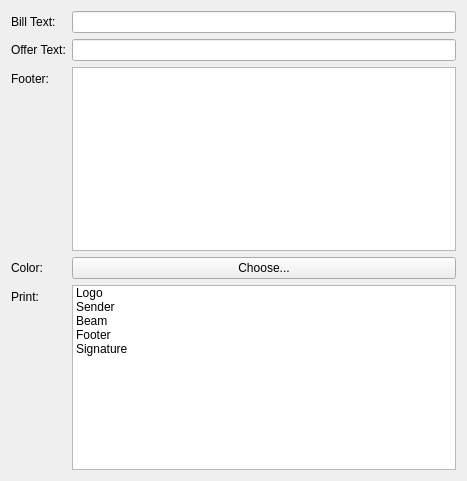
Before: the Qt Designer form ui/widgets/documentssettingswidget.ui in PhilippParis/BusinessManager, drawn with Qt 5.
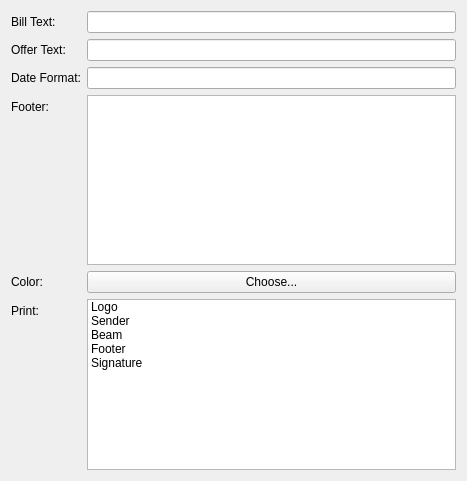
After: the same form once the commit is applied.

```diff
--- a/ui/widgets/documentssettingswidget.ui
+++ b/ui/widgets/documentssettingswidget.ui
@@ -37,30 +37,47 @@
       <widget class="QLineEdit" name="leOfferText"/>
      </item>
      <item row="2" column="0">
+      <widget class="QLabel" name="dateFormatLabel">
+       <property name="text">
+        <string>Date Format:</string>
+       </property>
+      </widget>
+     </item>
+     <item row="2" column="1">
+      <widget class="QLineEdit" name="leDateFormat"/>
+     </item>
+     <item row="3" column="0">
       <widget class="QLabel" name="footerLabel">
        <property name="text">
         <string>Footer:</string>
        </property>
       </widget>
      </item>
-     <item row="2" column="1">
+     <item row="3" column="1">
       <widget class="QTextEdit" name="textEditFooter"/>
      </item>
-     <item row="3" column="0">
+     <item row="4" column="0">
       <widget class="QLabel" name="colorLabel">
        <property name="text">
         <string>Color:</string>
        </property>
       </widget>
      </item>
-     <item row="3" column="1">
+     <item row="4" column="1">
       <widget class="QPushButton" name="btnColor">
        <property name="text">
         <string>Choose...</string>
        </property>
       </widget>
      </item>
-     <item row="4" column="1">
+     <item row="5" column="0">
+      <widget class="QLabel" name="label">
+       <property name="text">
+        <string>Print:</string>
+       </property>
+      </widget>
+     </item>
+     <item row="5" column="1">
       <widget class="QListWidget" name="lwPrint">
        <item>
         <property name="text">
@@ -104,13 +121,6 @@
        </item>
       </widget>
      </item>
-     <item row="4" column="0">
-      <widget class="QLabel" name="label">
-       <property name="text">
-        <string>Print:</string>
-       </property>
-      </widget>
-     </item>
     </layout>
    </item>
   </layout>
```
